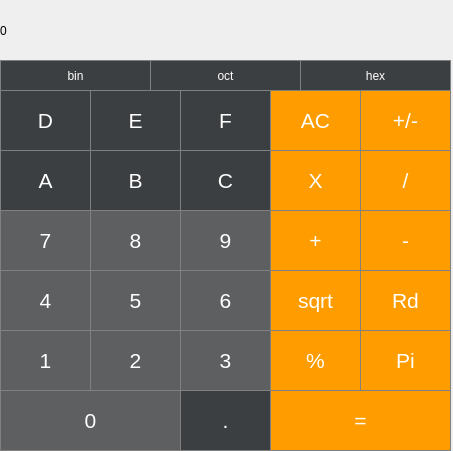
This is CalcMain.ui in Vad081/CalcProg as Qt 5 draws it before an edit. The edited form follows.
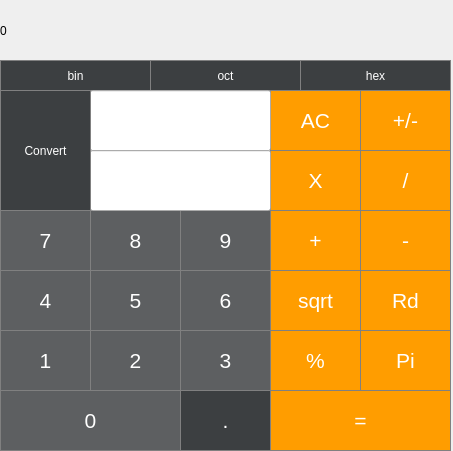
This is the edited form.

Commit message: beta 2.o

Diff of the .ui file:
```diff
--- a/CalcMain.ui
+++ b/CalcMain.ui
@@ -39,156 +39,6 @@
      <string>0</string>
     </property>
    </widget>
-   <widget class="QPushButton" name="pushButton_D">
-    <property name="geometry">
-     <rect>
-      <x>0</x>
-      <y>90</y>
-      <width>91</width>
-      <height>61</height>
-     </rect>
-    </property>
-    <property name="styleSheet">
-     <string notr="true">QPushButton {
-  background-color: rgb(60, 63, 65);
-  color: white; 
-  border: 1px solid gray;
-  font-size: 16pt;
-}
-QPushButton:pressed {
-    background-color: qlineargradient(x1: 0, y1: 0, x2: 0, y2: 1,
-                                      stop: 0 #BEBEBE, stop: 1 #D7D7D7);
-}</string>
-    </property>
-    <property name="text">
-     <string>D</string>
-    </property>
-   </widget>
-   <widget class="QPushButton" name="pushButton_E">
-    <property name="geometry">
-     <rect>
-      <x>90</x>
-      <y>90</y>
-      <width>91</width>
-      <height>61</height>
-     </rect>
-    </property>
-    <property name="styleSheet">
-     <string notr="true">QPushButton {
-  background-color: rgb(60, 63, 65);
-  color: white; 
-  border: 1px solid gray;
-  font-size: 16pt;
-}
-QPushButton:pressed {
-    background-color: qlineargradient(x1: 0, y1: 0, x2: 0, y2: 1,
-                                      stop: 0 #BEBEBE, stop: 1 #D7D7D7);
-}</string>
-    </property>
-    <property name="text">
-     <string>E</string>
-    </property>
-   </widget>
-   <widget class="QPushButton" name="pushButton_F">
-    <property name="geometry">
-     <rect>
-      <x>180</x>
-      <y>90</y>
-      <width>91</width>
-      <height>61</height>
-     </rect>
-    </property>
-    <property name="styleSheet">
-     <string notr="true">QPushButton {
-  background-color: rgb(60, 63, 65);
-  color: white; 
-  border: 1px solid gray;
-  font-size: 16pt;
-}
-QPushButton:pressed {
-    background-color: qlineargradient(x1: 0, y1: 0, x2: 0, y2: 1,
-                                      stop: 0 #BEBEBE, stop: 1 #D7D7D7);
-}</string>
-    </property>
-    <property name="text">
-     <string>F</string>
-    </property>
-   </widget>
-   <widget class="QPushButton" name="pushButton_A">
-    <property name="geometry">
-     <rect>
-      <x>0</x>
-      <y>150</y>
-      <width>91</width>
-      <height>61</height>
-     </rect>
-    </property>
-    <property name="styleSheet">
-     <string notr="true">QPushButton {
-  background-color: rgb(60, 63, 65);
-  color: white; 
-  border: 1px solid gray;
-  font-size: 16pt;
-}
-QPushButton:pressed {
-    background-color: qlineargradient(x1: 0, y1: 0, x2: 0, y2: 1,
-                                      stop: 0 #BEBEBE, stop: 1 #D7D7D7);
-}</string>
-    </property>
-    <property name="text">
-     <string>A</string>
-    </property>
-   </widget>
-   <widget class="QPushButton" name="pushButton_B">
-    <property name="geometry">
-     <rect>
-      <x>90</x>
-      <y>150</y>
-      <width>91</width>
-      <height>61</height>
-     </rect>
-    </property>
-    <property name="styleSheet">
-     <string notr="true">QPushButton {
-  background-color: rgb(60, 63, 65);
-  color: white; 
-  border: 1px solid gray;
-  font-size: 16pt;
-}
-QPushButton:pressed {
-    background-color: qlineargradient(x1: 0, y1: 0, x2: 0, y2: 1,
-                                      stop: 0 #BEBEBE, stop: 1 #D7D7D7);
-}</string>
-    </property>
-    <property name="text">
-     <string>B</string>
-    </property>
-   </widget>
-   <widget class="QPushButton" name="pushButton_C">
-    <property name="geometry">
-     <rect>
-      <x>180</x>
-      <y>150</y>
-      <width>91</width>
-      <height>61</height>
-     </rect>
-    </property>
-    <property name="styleSheet">
-     <string notr="true">QPushButton {
-  background-color: rgb(60, 63, 65);
-  color: white; 
-  border: 1px solid gray;
-  font-size: 16pt;
-}
-QPushButton:pressed {
-    background-color: qlineargradient(x1: 0, y1: 0, x2: 0, y2: 1,
-                                      stop: 0 #BEBEBE, stop: 1 #D7D7D7);
-}</string>
-    </property>
-    <property name="text">
-     <string>C</string>
-    </property>
-   </widget>
    <widget class="QPushButton" name="pushButton_7">
     <property name="geometry">
      <rect>
@@ -825,6 +675,75 @@
      <string>bin</string>
     </property>
    </widget>
+   <widget class="QLineEdit" name="lineEdit_input1">
+    <property name="geometry">
+     <rect>
+      <x>90</x>
+      <y>90</y>
+      <width>181</width>
+      <height>61</height>
+     </rect>
+    </property>
+    <property name="styleSheet">
+     <string notr="true">QLineEdit {
+  background-color: rgb(48, 50, 55);
+  color: white; 
+  qproperty-alignment: 'AlignVCenter | AlignRight';
+  border: 1px solid gray;
+  font-size: 18pt;
+ 
+}
+
+background-color : white;</string>
+    </property>
+   </widget>
+   <widget class="QLineEdit" name="lineEdit_input2">
+    <property name="geometry">
+     <rect>
+      <x>90</x>
+      <y>150</y>
+      <width>181</width>
+      <height>61</height>
+     </rect>
+    </property>
+    <property name="styleSheet">
+     <string notr="true">QLineEdit {
+  background-color: rgb(48, 50, 55);
+  color: white; 
+  qproperty-alignment: 'AlignVCenter | AlignRight';
+  border: 1px solid gray;
+  font-size: 18pt;
+ 
+}
+
+background-color : white;</string>
+    </property>
+   </widget>
+   <widget class="QPushButton" name="pushButton_convert">
+    <property name="geometry">
+     <rect>
+      <x>0</x>
+      <y>90</y>
+      <width>91</width>
+      <height>121</height>
+     </rect>
+    </property>
+    <property name="styleSheet">
+     <string notr="true">QPushButton {
+  background-color: rgb(60, 63, 65);
+  color: white; 
+  border: 1px solid gray;
+  font_size: 13pt;
+}
+QPushButton:pressed {
+    background-color: qlineargradient(x1: 0, y1: 0, x2: 0, y2: 1,
+                                      stop: 0 #BEBEBE, stop: 1 #D7D7D7);
+}</string>
+    </property>
+    <property name="text">
+     <string>Convert</string>
+    </property>
+   </widget>
   </widget>
  </widget>
  <resources/>
```
The commit also changes 2 other files.
